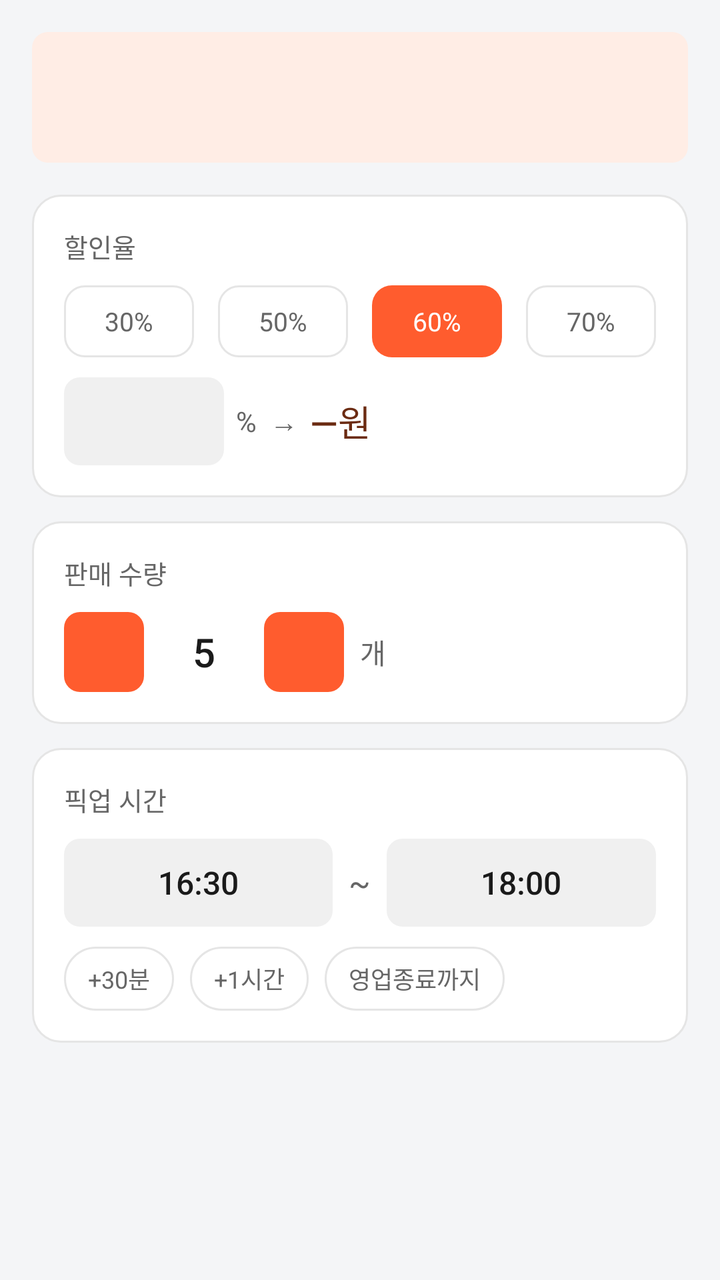
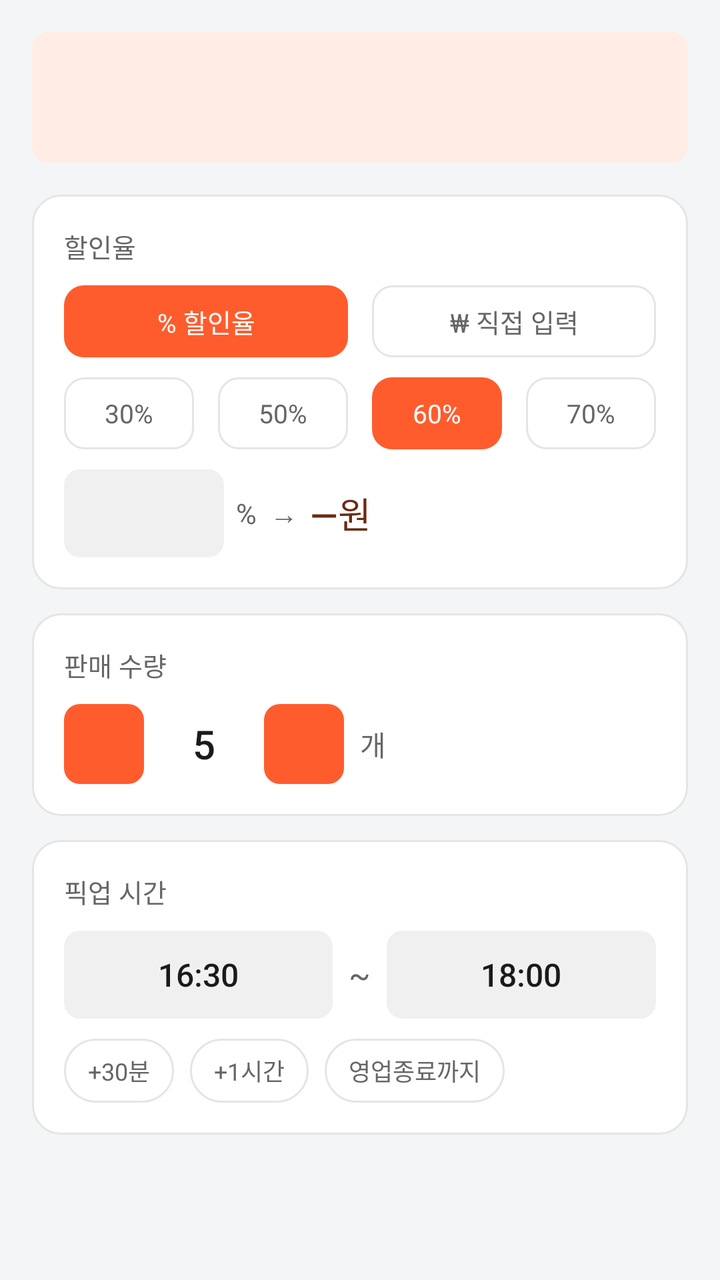

Compare the two renders of this Android layout. The source of the first and the diff that turns it into the second are given below.
<!-- AndroidManifest.xml: application theme Theme.Deuktemsiru_seller -->
<!-- res/layout/step_sale_details.xml -->
<?xml version="1.0" encoding="utf-8"?>

<androidx.core.widget.NestedScrollView
    xmlns:android="http://schemas.android.com/apk/res/android"
    android:layout_width="match_parent"
    android:layout_height="match_parent"
    android:background="@color/surface">

    <LinearLayout
        android:layout_width="match_parent"
        android:layout_height="wrap_content"
        android:orientation="vertical"
        android:padding="16dp">

        
        <LinearLayout
            android:id="@+id/card_selected_menu"
            android:layout_width="match_parent"
            android:layout_height="wrap_content"
            android:orientation="horizontal"
            android:gravity="center_vertical"
            android:background="@drawable/bg_rounded_primary_light"
            android:padding="14dp"
            android:layout_marginBottom="16dp">

            <TextView
                android:id="@+id/tv_selected_emoji"
                android:layout_width="36dp"
                android:layout_height="36dp"
                android:gravity="center"
                android:textSize="20sp" />

            <LinearLayout
                android:layout_width="0dp"
                android:layout_height="wrap_content"
                android:layout_weight="1"
                android:layout_marginStart="10dp"
                android:orientation="vertical">

                <TextView
                    android:id="@+id/tv_selected_name"
                    android:layout_width="wrap_content"
                    android:layout_height="wrap_content"
                    android:textSize="14sp"
                    android:textColor="@color/text"
                    android:fontFamily="sans-serif-medium" />

                <TextView
                    android:id="@+id/tv_selected_price"
                    android:layout_width="wrap_content"
                    android:layout_height="wrap_content"
                    android:layout_marginTop="2dp"
                    android:textSize="12sp"
                    android:textColor="@color/text_sub" />

            </LinearLayout>

        </LinearLayout>

        
        <LinearLayout
            android:layout_width="match_parent"
            android:layout_height="wrap_content"
            android:orientation="vertical"
            android:background="@drawable/bg_card_white"
            android:padding="16dp"
            android:layout_marginBottom="12dp">

            <TextView
                android:layout_width="wrap_content"
                android:layout_height="wrap_content"
                android:text="할인율"
                android:textSize="13sp"
                android:textColor="@color/text_sub"
                android:layout_marginBottom="10dp" />

            <LinearLayout
                android:layout_width="match_parent"
                android:layout_height="wrap_content"
                android:orientation="horizontal">

                <TextView
                    android:id="@+id/preset_30"
                    android:layout_width="0dp"
                    android:layout_height="36dp"
                    android:layout_weight="1"
                    android:layout_marginEnd="6dp"
                    android:gravity="center"
                    android:text="30%"
                    android:textSize="13sp"
                    android:background="@drawable/bg_discount_preset_normal"
                    android:textColor="@color/text_sub"
                    android:clickable="true"
                    android:focusable="true" />

                <TextView
                    android:id="@+id/preset_50"
                    android:layout_width="0dp"
                    android:layout_height="36dp"
                    android:layout_weight="1"
                    android:layout_marginHorizontal="6dp"
                    android:gravity="center"
                    android:text="50%"
                    android:textSize="13sp"
                    android:background="@drawable/bg_discount_preset_normal"
                    android:textColor="@color/text_sub"
                    android:clickable="true"
                    android:focusable="true" />

                <TextView
                    android:id="@+id/preset_60"
                    android:layout_width="0dp"
                    android:layout_height="36dp"
                    android:layout_weight="1"
                    android:layout_marginHorizontal="6dp"
                    android:gravity="center"
                    android:text="60%"
                    android:textSize="13sp"
                    android:background="@drawable/bg_discount_preset_selected"
                    android:textColor="@color/white"
                    android:clickable="true"
                    android:focusable="true" />

                <TextView
                    android:id="@+id/preset_70"
                    android:layout_width="0dp"
                    android:layout_height="36dp"
                    android:layout_weight="1"
                    android:layout_marginStart="6dp"
                    android:gravity="center"
                    android:text="70%"
                    android:textSize="13sp"
                    android:background="@drawable/bg_discount_preset_normal"
                    android:textColor="@color/text_sub"
                    android:clickable="true"
                    android:focusable="true" />

            </LinearLayout>

            <LinearLayout
                android:layout_width="match_parent"
                android:layout_height="wrap_content"
                android:orientation="horizontal"
                android:gravity="center_vertical"
                android:layout_marginTop="10dp">

                <EditText
                    android:id="@+id/et_discount_rate"
                    android:layout_width="80dp"
                    android:layout_height="44dp"
                    android:background="@drawable/bg_rounded_muted"
                    android:gravity="center"
                    android:inputType="number"
                    android:maxLength="2"
                    android:singleLine="true"
                    android:textColor="@color/text"
                    android:textSize="16sp"
                    android:fontFamily="sans-serif-medium" />

                <TextView
                    android:layout_width="wrap_content"
                    android:layout_height="wrap_content"
                    android:layout_marginStart="6dp"
                    android:text="%  →"
                    android:textSize="14sp"
                    android:textColor="@color/text_sub" />

                <TextView
                    android:id="@+id/tv_discounted_price"
                    android:layout_width="0dp"
                    android:layout_height="wrap_content"
                    android:layout_weight="1"
                    android:layout_marginStart="6dp"
                    android:text="—원"
                    android:textSize="18sp"
                    android:textColor="@color/primary_dark"
                    android:fontFamily="sans-serif-medium" />

            </LinearLayout>

        </LinearLayout>

        
        <LinearLayout
            android:layout_width="match_parent"
            android:layout_height="wrap_content"
            android:orientation="vertical"
            android:background="@drawable/bg_card_white"
            android:padding="16dp"
            android:layout_marginBottom="12dp">

            <TextView
                android:layout_width="wrap_content"
                android:layout_height="wrap_content"
                android:text="판매 수량"
                android:textSize="13sp"
                android:textColor="@color/text_sub"
                android:layout_marginBottom="10dp" />

            <LinearLayout
                android:layout_width="wrap_content"
                android:layout_height="wrap_content"
                android:orientation="horizontal"
                android:gravity="center_vertical">

                <Button
                    android:id="@+id/btn_qty_minus"
                    android:layout_width="40dp"
                    android:layout_height="40dp"
                    android:background="@drawable/bg_rounded_muted"
                    android:insetTop="0dp"
                    android:insetBottom="0dp"
                    android:stateListAnimator="@null"
                    android:text="−"
                    android:textSize="18sp"
                    android:textColor="@color/text" />

                <TextView
                    android:id="@+id/tv_quantity"
                    android:layout_width="60dp"
                    android:layout_height="wrap_content"
                    android:gravity="center"
                    android:text="5"
                    android:textSize="20sp"
                    android:textColor="@color/text"
                    android:fontFamily="sans-serif-medium" />

                <Button
                    android:id="@+id/btn_qty_plus"
                    android:layout_width="40dp"
                    android:layout_height="40dp"
                    android:background="@drawable/bg_rounded_muted"
                    android:insetTop="0dp"
                    android:insetBottom="0dp"
                    android:stateListAnimator="@null"
                    android:text="+"
                    android:textSize="18sp"
                    android:textColor="@color/text" />

                <TextView
                    android:layout_width="wrap_content"
                    android:layout_height="wrap_content"
                    android:layout_marginStart="8dp"
                    android:text="개"
                    android:textSize="14sp"
                    android:textColor="@color/text_sub" />

            </LinearLayout>

        </LinearLayout>

        
        <LinearLayout
            android:layout_width="match_parent"
            android:layout_height="wrap_content"
            android:orientation="vertical"
            android:background="@drawable/bg_card_white"
            android:padding="16dp"
            android:layout_marginBottom="12dp">

            <TextView
                android:layout_width="wrap_content"
                android:layout_height="wrap_content"
                android:text="픽업 시간"
                android:textSize="13sp"
                android:textColor="@color/text_sub"
                android:layout_marginBottom="10dp" />

            <LinearLayout
                android:layout_width="match_parent"
                android:layout_height="wrap_content"
                android:orientation="horizontal"
                android:gravity="center_vertical">

                <LinearLayout
                    android:id="@+id/container_pickup_start"
                    android:layout_width="0dp"
                    android:layout_height="44dp"
                    android:layout_weight="1"
                    android:background="@drawable/bg_rounded_muted"
                    android:gravity="center"
                    android:clickable="true"
                    android:focusable="true">

                    <TextView
                        android:id="@+id/tv_pickup_start"
                        android:layout_width="wrap_content"
                        android:layout_height="wrap_content"
                        android:text="16:30"
                        android:textSize="16sp"
                        android:textColor="@color/text"
                        android:fontFamily="sans-serif-medium" />

                </LinearLayout>

                <TextView
                    android:layout_width="wrap_content"
                    android:layout_height="wrap_content"
                    android:paddingHorizontal="8dp"
                    android:text="~"
                    android:textSize="16sp"
                    android:textColor="@color/text_sub" />

                <LinearLayout
                    android:id="@+id/container_pickup_end"
                    android:layout_width="0dp"
                    android:layout_height="44dp"
                    android:layout_weight="1"
                    android:background="@drawable/bg_rounded_muted"
                    android:gravity="center"
                    android:clickable="true"
                    android:focusable="true">

                    <TextView
                        android:id="@+id/tv_pickup_end"
                        android:layout_width="wrap_content"
                        android:layout_height="wrap_content"
                        android:text="18:00"
                        android:textSize="16sp"
                        android:textColor="@color/text"
                        android:fontFamily="sans-serif-medium" />

                </LinearLayout>

            </LinearLayout>

            <LinearLayout
                android:layout_width="match_parent"
                android:layout_height="wrap_content"
                android:orientation="horizontal"
                android:layout_marginTop="10dp">

                <TextView
                    android:id="@+id/chip_30min"
                    android:layout_width="wrap_content"
                    android:layout_height="32dp"
                    android:layout_marginEnd="8dp"
                    android:background="@drawable/bg_chip_unselected"
                    android:gravity="center"
                    android:paddingHorizontal="12dp"
                    android:text="+30분"
                    android:textSize="12sp"
                    android:textColor="@color/text_sub"
                    android:clickable="true"
                    android:focusable="true" />

                <TextView
                    android:id="@+id/chip_1hour"
                    android:layout_width="wrap_content"
                    android:layout_height="32dp"
                    android:layout_marginEnd="8dp"
                    android:background="@drawable/bg_chip_unselected"
                    android:gravity="center"
                    android:paddingHorizontal="12dp"
                    android:text="+1시간"
                    android:textSize="12sp"
                    android:textColor="@color/text_sub"
                    android:clickable="true"
                    android:focusable="true" />

                <TextView
                    android:id="@+id/chip_until_close"
                    android:layout_width="wrap_content"
                    android:layout_height="32dp"
                    android:background="@drawable/bg_chip_unselected"
                    android:gravity="center"
                    android:paddingHorizontal="12dp"
                    android:text="영업종료까지"
                    android:textSize="12sp"
                    android:textColor="@color/text_sub"
                    android:clickable="true"
                    android:focusable="true" />

            </LinearLayout>

        </LinearLayout>

    </LinearLayout>

</androidx.core.widget.NestedScrollView>
<!-- resources referenced by this layout -->
<resources>
  <color name="primary_dark">#FF6B2B12</color>
  <color name="surface">#FFF4F5F7</color>
  <color name="text">#FF1A1A1A</color>
  <color name="text_sub">#FF666666</color>
  <color name="white">#FFFFFFFF</color>
  <!-- drawable bg_card_white (drawable) -->
  <?xml version="1.0" encoding="utf-8"?>
  
  <shape xmlns:android="http://schemas.android.com/apk/res/android"
      android:shape="rectangle">
      <solid android:color="#FFFFFF" />
      <stroke android:width="1dp" android:color="#E5E5E5" />
      <corners android:radius="14dp" />
  </shape>
  <!-- drawable bg_chip_unselected (drawable) -->
  <?xml version="1.0" encoding="utf-8"?>
  
  <shape xmlns:android="http://schemas.android.com/apk/res/android"
      android:shape="rectangle">
      <solid android:color="#FFFFFF" />
      <stroke android:width="1dp" android:color="#E5E5E5" />
      <corners android:radius="20dp" />
  </shape>
  <!-- drawable bg_discount_preset_normal (drawable) -->
  <?xml version="1.0" encoding="utf-8"?>
  
  <shape xmlns:android="http://schemas.android.com/apk/res/android"
      android:shape="rectangle">
      <solid android:color="#FFFFFF" />
      <stroke android:width="1dp" android:color="#E5E5E5" />
      <corners android:radius="10dp" />
  </shape>
  <!-- drawable bg_discount_preset_selected (drawable) -->
  <?xml version="1.0" encoding="utf-8"?>
  
  <shape xmlns:android="http://schemas.android.com/apk/res/android"
      android:shape="rectangle">
      <solid android:color="#FF5C2E" />
      <corners android:radius="10dp" />
  </shape>
  <!-- drawable bg_rounded_muted (drawable) -->
  <?xml version="1.0" encoding="utf-8"?>
  
  <shape xmlns:android="http://schemas.android.com/apk/res/android"
      android:shape="rectangle">
      <solid android:color="#F0F0F0" />
      <corners android:radius="8dp" />
  </shape>
  <!-- drawable bg_rounded_primary_light (drawable) -->
  <?xml version="1.0" encoding="utf-8"?>
  
  <shape xmlns:android="http://schemas.android.com/apk/res/android"
      android:shape="rectangle">
      <solid android:color="#FFEDE5" />
      <corners android:radius="8dp" />
  </shape>
  <style name="Theme.Deuktemsiru_seller" parent="Base.Theme.Deuktemsiru_seller" />
  <style name="Base.Theme.Deuktemsiru_seller" parent="Theme.Material3.Light.NoActionBar">
          <item name="colorPrimary">@color/primary</item>
          <item name="colorPrimaryVariant">@color/primary_dark</item>
          <item name="colorOnPrimary">@color/white</item>
          <item name="colorSurface">@color/surface</item>
          <item name="android:colorBackground">@color/surface</item>
          <item name="android:fontFamily">sans-serif</item>
          <item name="bottomNavigationStyle">@style/Widget.App.BottomNav</item>
      </style>
  <color name="primary">#FFFF5C2E</color>
  <style name="Widget.App.BottomNav" parent="Widget.Material3.BottomNavigationView">
          <item name="itemIconTint">@color/bottom_nav_color</item>
          <item name="itemTextColor">@color/bottom_nav_color</item>
          <item name="itemActiveIndicatorStyle">@style/Widget.App.ActiveIndicator</item>
      </style>
  <style name="Widget.App.ActiveIndicator" parent="Widget.Material3.BottomNavigationView.ActiveIndicator">
          <item name="android:color">@color/primary_light</item>
      </style>
  <color name="primary_light">#FFFFEDE5</color>
</resources>

<!-- the commit's change to res/layout/step_sale_details.xml (unified diff, before → after) -->
@@ -74,6 +74,51 @@
                 android:textColor="@color/text_sub"
                 android:layout_marginBottom="10dp" />
 
+            
+            <LinearLayout
+                android:layout_width="match_parent"
+                android:layout_height="wrap_content"
+                android:orientation="horizontal"
+                android:layout_marginBottom="10dp">
+
+                <TextView
+                    android:id="@+id/btn_mode_rate"
+                    android:layout_width="0dp"
+                    android:layout_height="36dp"
+                    android:layout_weight="1"
+                    android:layout_marginEnd="6dp"
+                    android:gravity="center"
+                    android:text="% 할인율"
+                    android:textSize="13sp"
+                    android:background="@drawable/bg_discount_preset_selected"
+                    android:textColor="@color/white"
+                    android:clickable="true"
+                    android:focusable="true" />
+
+                <TextView
+                    android:id="@+id/btn_mode_price"
+                    android:layout_width="0dp"
+                    android:layout_height="36dp"
+                    android:layout_weight="1"
+                    android:layout_marginStart="6dp"
+                    android:gravity="center"
+                    android:text="₩ 직접 입력"
+                    android:textSize="13sp"
+                    android:background="@drawable/bg_discount_preset_normal"
+                    android:textColor="@color/text_sub"
+                    android:clickable="true"
+                    android:focusable="true" />
+
+            </LinearLayout>
+
+            
+            <LinearLayout
+                android:id="@+id/layout_rate_mode"
+                android:layout_width="match_parent"
+                android:layout_height="wrap_content"
+                android:orientation="vertical"
+                android:visibility="visible">
+
             <LinearLayout
                 android:layout_width="match_parent"
                 android:layout_height="wrap_content"
@@ -174,6 +219,31 @@
                     android:text="—원"
                     android:textSize="18sp"
                     android:textColor="@color/primary_dark"
+                    android:fontFamily="sans-serif-medium" />
+
+            </LinearLayout>
+
+            </LinearLayout>
+
+            
+            <LinearLayout
+                android:id="@+id/layout_price_mode"
+                android:layout_width="match_parent"
+                android:layout_height="wrap_content"
+                android:orientation="vertical"
+                android:visibility="gone">
+
+                <EditText
+                    android:id="@+id/et_direct_price"
+                    android:layout_width="match_parent"
+                    android:layout_height="44dp"
+                    android:background="@drawable/bg_rounded_muted"
+                    android:gravity="center"
+                    android:hint="할인가 직접 입력 (원)"
+                    android:inputType="number"
+                    android:singleLine="true"
+                    android:textColor="@color/text"
+                    android:textSize="16sp"
                     android:fontFamily="sans-serif-medium" />
 
             </LinearLayout>
